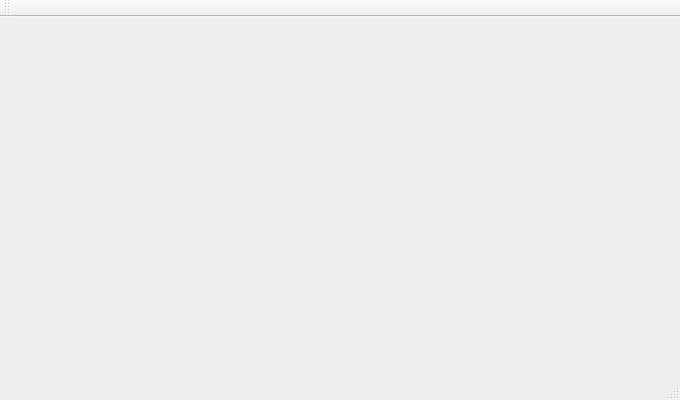
Above: qkide.ui from QkThings/qkide before the change. Below: the same form after it.
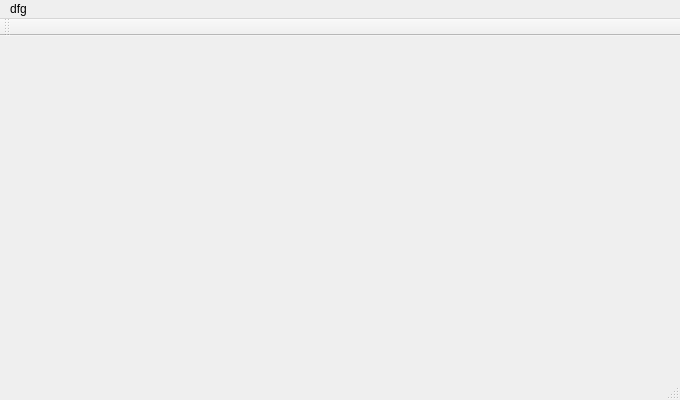
That is the form after the change.

Patch:
```diff
--- a/qkide.ui
+++ b/qkide.ui
@@ -35,9 +35,15 @@
      <x>0</x>
      <y>0</y>
      <width>680</width>
-     <height>21</height>
+     <height>20</height>
     </rect>
    </property>
+   <widget class="QMenu" name="menuDfg">
+    <property name="title">
+     <string>dfg</string>
+    </property>
+   </widget>
+   <addaction name="menuDfg"/>
   </widget>
  </widget>
  <layoutdefault spacing="6" margin="11"/>
```
Left out of the diff: 6 changed lines with no effect on the pictures.
